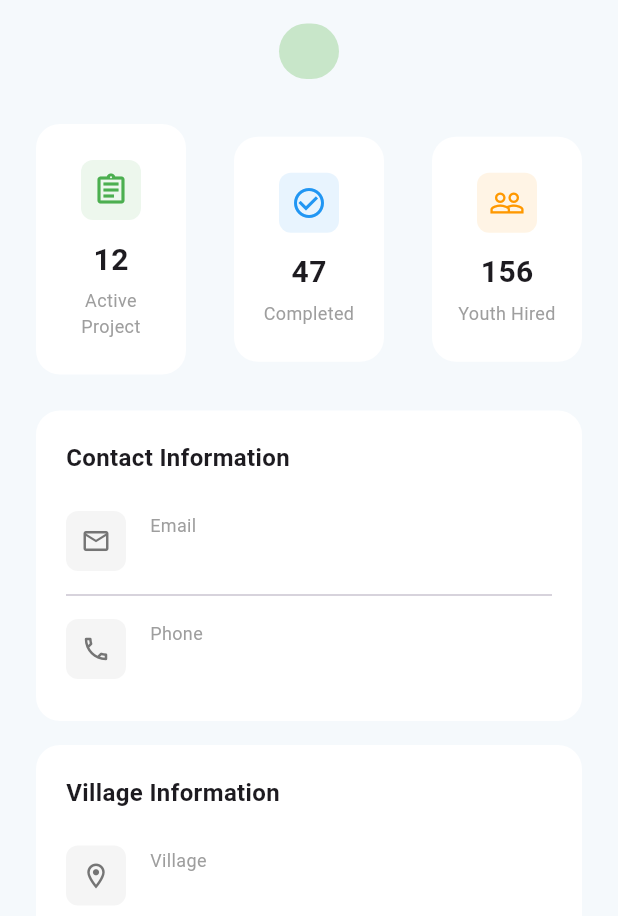
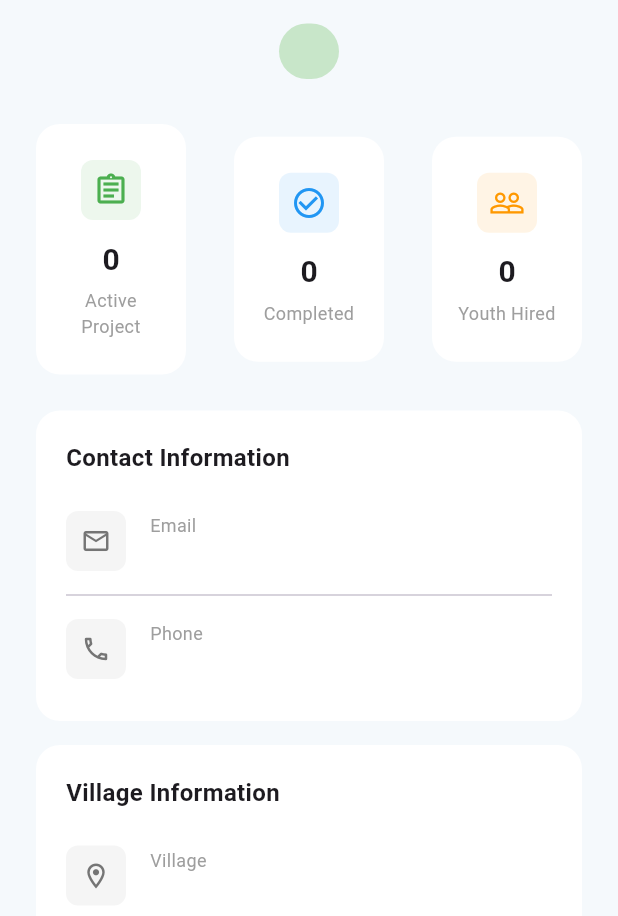
Before and after one commit to LTH0303/collab, a Flutter app: the LeaderProfilePage screen opened directly, on a phone screen of 412 x 824 dp, the part 320-1236 px from its top. Run offline on Flutter 3.47's test engine with Material 3 defaults, Android fonts, the phone set to English and light mode, and no system bars; our stand-ins replace cloud_firestore, firebase_auth, firebase_core, google_generative_ai, image_picker; accounts and stored records are empty.

Commit message:
leader's active project, completed, youth hired is sync, not dummy data

```diff
--- a/lib/View/LeaderUserInterface/leader_profile_page.dart
+++ b/lib/View/LeaderUserInterface/leader_profile_page.dart
@@ -127,16 +127,8 @@ class LeaderProfilePage extends StatelessWidget {
                 ),
                 const SizedBox(height: 30),
 
-                // --- 2. Stats Row ---
-                // (Static for now, could be dynamic later)
-                Row(
-                  mainAxisAlignment: MainAxisAlignment.spaceBetween,
-                  children: [
-                    _buildStatCard("12", "Active\nProject", Icons.assignment_outlined, Colors.green),
-                    _buildStatCard("47", "Completed", Icons.check_circle_outline, Colors.blue),
-                    _buildStatCard("156", "Youth Hired", Icons.people_outline, Colors.orange),
-                  ],
-                ),
+                // --- 2. Stats Row (Synced with Firebase) ---
+                _LeaderStatsSection(userId: user.uid),
                 const SizedBox(height: 24),
 
                 // --- 3. Contact Info ---
@@ -193,30 +185,6 @@ class LeaderProfilePage extends StatelessWidget {
     );
   }
 
-  Widget _buildStatCard(String value, String label, IconData icon, Color color) {
-    return Container(
-      width: 100,
-      padding: const EdgeInsets.symmetric(vertical: 24, horizontal: 8),
-      decoration: BoxDecoration(
-        color: Colors.white,
-        borderRadius: BorderRadius.circular(16),
-      ),
-      child: Column(
-        children: [
-          Container(
-            padding: const EdgeInsets.all(8),
-            decoration: BoxDecoration(color: color.withOpacity(0.1), borderRadius: BorderRadius.circular(8)),
-            child: Icon(icon, color: color, size: 24),
-          ),
-          const SizedBox(height: 12),
-          Text(value, style: const TextStyle(fontWeight: FontWeight.bold, fontSize: 20)),
-          const SizedBox(height: 4),
-          Text(label, textAlign: TextAlign.center, style: const TextStyle(fontSize: 12, color: Colors.grey)),
-        ],
-      ),
-    );
-  }
-
   Widget _buildSectionContainer({required String title, required List<Widget> children}) {
     return Container(
       padding: const EdgeInsets.all(20),
@@ -253,6 +221,92 @@ class LeaderProfilePage extends StatelessWidget {
               Text(value, style: const TextStyle(fontSize: 14, fontWeight: FontWeight.w600)),
             ],
           ),
+        ],
+      ),
+    );
+  }
+}
+
+// --- NEW STATS WIDGET (Handles Firebase Sync) ---
+class _LeaderStatsSection extends StatelessWidget {
+  final String userId;
+  const _LeaderStatsSection({required this.userId});
+
+  @override
+  Widget build(BuildContext context) {
+    // Stream 1: Fetch Projects to calculate Active & Completed
+    return StreamBuilder<QuerySnapshot>(
+      stream: FirebaseFirestore.instance
+          .collection('projects')
+          .where('leader_id', isEqualTo: userId) // Changed from 'ownerId' to 'leader_id'
+          .snapshots(),
+      builder: (context, projectSnapshot) {
+        int activeCount = 0;
+        int completedCount = 0;
+
+        if (projectSnapshot.hasData) {
+          final docs = projectSnapshot.data!.docs;
+          // Filtering logic: case-insensitive check for status
+          activeCount = docs.where((doc) {
+            final data = doc.data() as Map<String, dynamic>;
+            final status = data['status']?.toString().toLowerCase() ?? '';
+            return status == 'active';
+          }).length;
+
+          completedCount = docs.where((doc) {
+            final data = doc.data() as Map<String, dynamic>;
+            final status = data['status']?.toString().toLowerCase() ?? '';
+            return status == 'completed';
+          }).length;
+        }
+
+        // Stream 2: Fetch Applications to calculate Youth Hired
+        // We query 'approved' applications for this leader directly
+        return StreamBuilder<QuerySnapshot>(
+          stream: FirebaseFirestore.instance
+              .collection('applications')
+              .where('leader_id', isEqualTo: userId) // Ensure application has 'leader_id'
+              .where('status', isEqualTo: 'approved') // Changed from 'hired' to 'approved'
+              .snapshots(),
+          builder: (context, appSnapshot) {
+            int hiredCount = 0;
+            if (appSnapshot.hasData) {
+              hiredCount = appSnapshot.data!.docs.length;
+            }
+
+            return Row(
+              mainAxisAlignment: MainAxisAlignment.spaceBetween,
+              children: [
+                _buildStatCard(activeCount.toString(), "Active\nProject", Icons.assignment_outlined, Colors.green),
+                _buildStatCard(completedCount.toString(), "Completed", Icons.check_circle_outline, Colors.blue),
+                _buildStatCard(hiredCount.toString(), "Youth Hired", Icons.people_outline, Colors.orange),
+              ],
+            );
+          },
+        );
+      },
+    );
+  }
+
+  Widget _buildStatCard(String value, String label, IconData icon, Color color) {
+    return Container(
+      width: 100,
+      padding: const EdgeInsets.symmetric(vertical: 24, horizontal: 8),
+      decoration: BoxDecoration(
+        color: Colors.white,
+        borderRadius: BorderRadius.circular(16),
+      ),
+      child: Column(
+        children: [
+          Container(
+            padding: const EdgeInsets.all(8),
+            decoration: BoxDecoration(color: color.withOpacity(0.1), borderRadius: BorderRadius.circular(8)),
+            child: Icon(icon, color: color, size: 24),
+          ),
+          const SizedBox(height: 12),
+          Text(value, style: const TextStyle(fontWeight: FontWeight.bold, fontSize: 20)),
+          const SizedBox(height: 4),
+          Text(label, textAlign: TextAlign.center, style: const TextStyle(fontSize: 12, color: Colors.grey)),
         ],
       ),
     );
```
Also changed, not shown: lib/View/LeaderUserInterface/projects_section_view.dart (+24 -90 lines).
